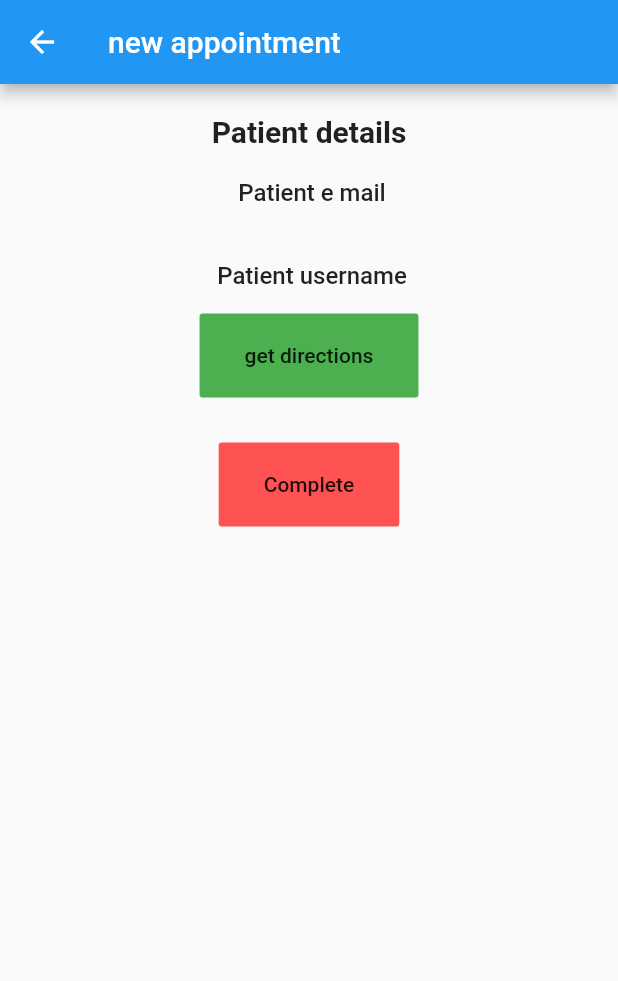
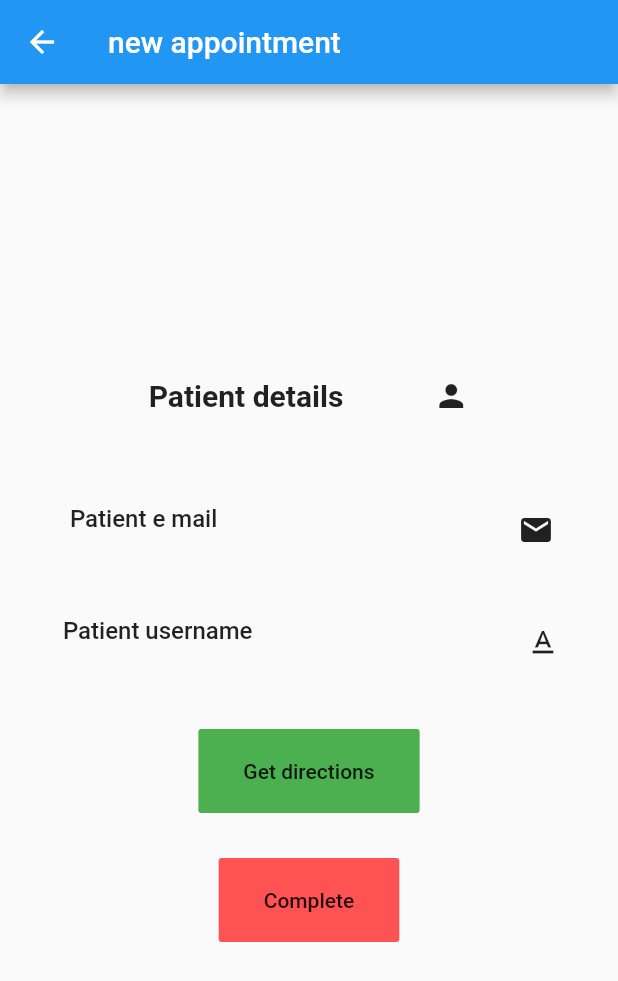
Before and after one commit to dulajdanu/sos-ambulance, a Flutter app: the AppointmentPage screen opened directly with empty values, on a phone screen of 412 x 824 dp. Shown: the top 981 px of the screen. Run offline on Flutter 3.47's test engine with Material 2 defaults, Android fonts, the phone set to English and light mode, and no system bars; our stand-ins replace cloud_firestore, firebase_auth, fluttertoast, google_maps_flutter, location, rxdart and 1 more; missing offline and left inert: geoflutterfire, maps_launcher; accounts and stored records are empty.

Commit message:
appointment page ui enhanced

```diff
--- a/lib/ui/AppointmentPage.dart
+++ b/lib/ui/AppointmentPage.dart
@@ -72,30 +72,69 @@ class _AppointmentPageState extends State<AppointmentPage> {
           builder: (BuildContext context, AsyncSnapshot snapshot) {
             if (snapshot.connectionState == ConnectionState.active) {
               return Column(
+                mainAxisAlignment: MainAxisAlignment.center,
                 children: <Widget>[
-                  SizedBox(
-                    height: 20,
-                  ),
+                  Row(
+                    mainAxisAlignment: MainAxisAlignment.center,
+                    children: <Widget>[
                       Text(
                         "Patient details",
-                    style: TextStyle(fontWeight: FontWeight.bold, fontSize: 20),
+                        style: TextStyle(
+                            fontWeight: FontWeight.bold, fontSize: 20),
                       ),
                       SizedBox(
-                    height: 20,
+                        width: 60,
                       ),
+                      Icon(Icons.person)
+                    ],
+                  ),
+                  SizedBox(
+                    height: 60,
+                  ),
+                  Row(
+                    mainAxisAlignment: MainAxisAlignment.spaceAround,
+                    children: <Widget>[
+                      Column(
+                        children: <Widget>[
                           Text(
                             " Patient e mail",
-                    style: TextStyle(fontWeight: FontWeight.w500, fontSize: 16),
+                            style: TextStyle(
+                                fontWeight: FontWeight.w500, fontSize: 16),
                           ),
                           Text(widget.patientEmail),
+                        ],
+                      ),
                       SizedBox(
-                    height: 20,
+                        width: 30,
                       ),
+                      Icon(Icons.email)
+                    ],
+                  ),
+                  SizedBox(
+                    height: 40,
+                  ),
+                  Row(
+                    mainAxisAlignment: MainAxisAlignment.spaceAround,
+                    children: <Widget>[
+                      Column(
+                        children: <Widget>[
                           Text(
                             " Patient username",
-                    style: TextStyle(fontWeight: FontWeight.w500, fontSize: 16),
+                            style: TextStyle(
+                                fontWeight: FontWeight.w500, fontSize: 16),
                           ),
                           Text(snapshot.data['uname'].toString()),
+                        ],
+                      ),
+                      SizedBox(
+                        width: 30,
+                      ),
+                      Icon(Icons.text_format)
+                    ],
+                  ),
+                  SizedBox(
+                    height: 40,
+                  ),
                   FlatButton(
                       color: Colors.green,
                       padding:
@@ -104,7 +143,7 @@ class _AppointmentPageState extends State<AppointmentPage> {
                         MapsLauncher.launchCoordinates(
                             widget.latLng.latitude, widget.latLng.longitude);
                       },
-                      child: Text("get directions")),
+                      child: Text("Get directions")),
                   SizedBox(
                     height: 30,
                   ),
```
Lines whose indentation alone changed are shown as unchanged.
